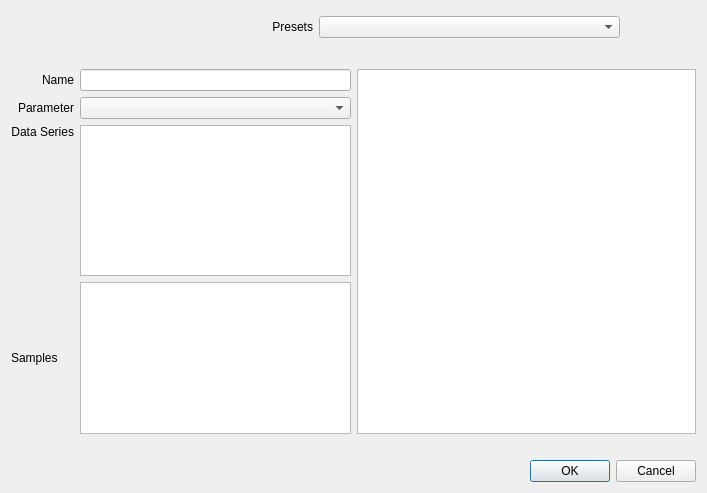
First picture: the form in gui/ui/compilation_configuration.ui, repository Belden-Montreal/SNP-Cable-Analyser, before the edit.
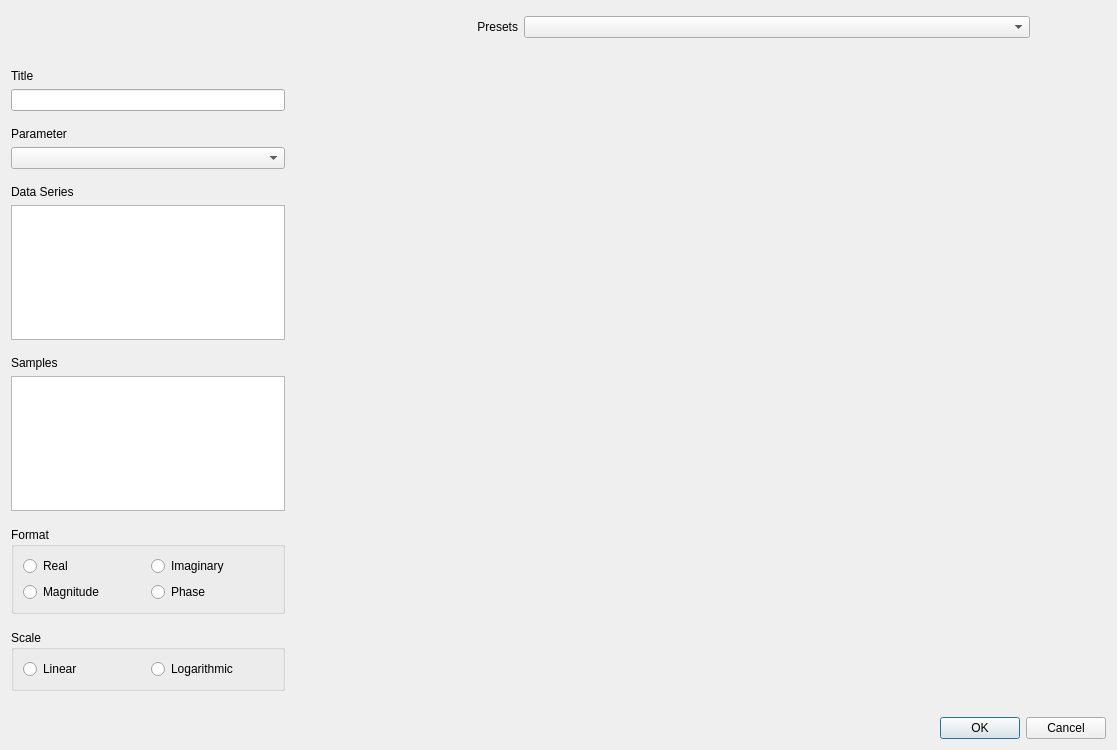
Second picture: the form after the edit. Icons and pictures are not drawn.

Commit message: Add compilation configuration dialog

```diff
--- a/gui/ui/compilation_configuration.ui
+++ b/gui/ui/compilation_configuration.ui
@@ -6,8 +6,8 @@
    <rect>
     <x>0</x>
     <y>0</y>
-    <width>707</width>
-    <height>493</height>
+    <width>1117</width>
+    <height>750</height>
    </rect>
   </property>
   <property name="windowTitle">
@@ -122,73 +122,324 @@
     </spacer>
    </item>
    <item>
-    <layout class="QHBoxLayout" name="mainHorizontalLayout">
-     <item>
-      <layout class="QGridLayout" name="configGridLayout">
+    <layout class="QGridLayout" name="mainGridLayout" columnstretch="1,3">
+     <item row="6" column="0">
+      <spacer name="verticalSpacer4">
+       <property name="orientation">
+        <enum>Qt::Vertical</enum>
+       </property>
+       <property name="sizeType">
+        <enum>QSizePolicy::Fixed</enum>
+       </property>
+       <property name="sizeHint" stdset="0">
+        <size>
+         <width>20</width>
+         <height>10</height>
+        </size>
+       </property>
+      </spacer>
+     </item>
+     <item row="3" column="0">
+      <spacer name="verticalSpacer3">
+       <property name="orientation">
+        <enum>Qt::Vertical</enum>
+       </property>
+       <property name="sizeType">
+        <enum>QSizePolicy::Fixed</enum>
+       </property>
+       <property name="sizeHint" stdset="0">
+        <size>
+         <width>20</width>
+         <height>10</height>
+        </size>
+       </property>
+      </spacer>
+     </item>
+     <item row="1" column="0">
+      <widget class="QLabel" name="titleLabel">
+       <property name="sizePolicy">
+        <sizepolicy hsizetype="Minimum" vsizetype="Preferred">
+         <horstretch>0</horstretch>
+         <verstretch>0</verstretch>
+        </sizepolicy>
+       </property>
+       <property name="text">
+        <string>Title</string>
+       </property>
+       <property name="alignment">
+        <set>Qt::AlignBottom|Qt::AlignLeading|Qt::AlignLeft</set>
+       </property>
+       <property name="margin">
+        <number>0</number>
+       </property>
+      </widget>
+     </item>
+     <item row="11" column="0">
+      <widget class="QListView" name="samplesListView">
+       <property name="sizePolicy">
+        <sizepolicy hsizetype="MinimumExpanding" vsizetype="Expanding">
+         <horstretch>0</horstretch>
+         <verstretch>0</verstretch>
+        </sizepolicy>
+       </property>
+       <property name="minimumSize">
+        <size>
+         <width>30</width>
+         <height>0</height>
+        </size>
+       </property>
+       <property name="baseSize">
+        <size>
+         <width>30</width>
+         <height>0</height>
+        </size>
+       </property>
+      </widget>
+     </item>
+     <item row="9" column="0">
+      <spacer name="verticalSpacer5">
+       <property name="orientation">
+        <enum>Qt::Vertical</enum>
+       </property>
+       <property name="sizeType">
+        <enum>QSizePolicy::Fixed</enum>
+       </property>
+       <property name="sizeHint" stdset="0">
+        <size>
+         <width>20</width>
+         <height>10</height>
+        </size>
+       </property>
+      </spacer>
+     </item>
+     <item row="7" column="0">
+      <widget class="QLabel" name="dataseriesLabel">
+       <property name="sizePolicy">
+        <sizepolicy hsizetype="Minimum" vsizetype="Preferred">
+         <horstretch>0</horstretch>
+         <verstretch>0</verstretch>
+        </sizepolicy>
+       </property>
+       <property name="text">
+        <string>Data Series</string>
+       </property>
+       <property name="alignment">
+        <set>Qt::AlignBottom|Qt::AlignLeading|Qt::AlignLeft</set>
+       </property>
+       <property name="margin">
+        <number>0</number>
+       </property>
+      </widget>
+     </item>
+     <item row="2" column="0">
+      <widget class="QLineEdit" name="titleLineEdit">
+       <property name="sizePolicy">
+        <sizepolicy hsizetype="MinimumExpanding" vsizetype="Fixed">
+         <horstretch>0</horstretch>
+         <verstretch>0</verstretch>
+        </sizepolicy>
+       </property>
+       <property name="minimumSize">
+        <size>
+         <width>30</width>
+         <height>0</height>
+        </size>
+       </property>
+       <property name="baseSize">
+        <size>
+         <width>30</width>
+         <height>0</height>
+        </size>
+       </property>
+      </widget>
+     </item>
+     <item row="8" column="0">
+      <widget class="QListView" name="dataseriesListView">
+       <property name="sizePolicy">
+        <sizepolicy hsizetype="MinimumExpanding" vsizetype="Expanding">
+         <horstretch>0</horstretch>
+         <verstretch>0</verstretch>
+        </sizepolicy>
+       </property>
+       <property name="minimumSize">
+        <size>
+         <width>30</width>
+         <height>0</height>
+        </size>
+       </property>
+       <property name="baseSize">
+        <size>
+         <width>30</width>
+         <height>0</height>
+        </size>
+       </property>
+      </widget>
+     </item>
+     <item row="14" column="0">
+      <spacer name="verticalSpacer7">
+       <property name="orientation">
+        <enum>Qt::Vertical</enum>
+       </property>
+       <property name="sizeType">
+        <enum>QSizePolicy::Fixed</enum>
+       </property>
+       <property name="sizeHint" stdset="0">
+        <size>
+         <width>20</width>
+         <height>10</height>
+        </size>
+       </property>
+      </spacer>
+     </item>
+     <item row="13" column="0">
+      <widget class="QGroupBox" name="formatGroupBox">
+       <property name="title">
+        <string>Format</string>
+       </property>
+       <layout class="QGridLayout" name="gridLayout">
+        <item row="0" column="0">
+         <widget class="QRadioButton" name="formatRealRadioButton">
+          <property name="text">
+           <string>Real</string>
+          </property>
+         </widget>
+        </item>
+        <item row="1" column="1">
+         <widget class="QRadioButton" name="formatPhaseRadioButton">
+          <property name="text">
+           <string>Phase</string>
+          </property>
+         </widget>
+        </item>
+        <item row="0" column="1">
+         <widget class="QRadioButton" name="formatImaginaryRadioButton">
+          <property name="text">
+           <string>Imaginary</string>
+          </property>
+         </widget>
+        </item>
+        <item row="1" column="0">
+         <widget class="QRadioButton" name="formatMagnitudeRadioButton">
+          <property name="text">
+           <string>Magnitude</string>
+          </property>
+         </widget>
+        </item>
+       </layout>
+      </widget>
+     </item>
+     <item row="10" column="0">
+      <widget class="QLabel" name="samplesLabel">
+       <property name="sizePolicy">
+        <sizepolicy hsizetype="Minimum" vsizetype="Preferred">
+         <horstretch>0</horstretch>
+         <verstretch>0</verstretch>
+        </sizepolicy>
+       </property>
+       <property name="text">
+        <string>Samples</string>
+       </property>
+       <property name="alignment">
+        <set>Qt::AlignBottom|Qt::AlignLeading|Qt::AlignLeft</set>
+       </property>
+       <property name="margin">
+        <number>0</number>
+       </property>
+      </widget>
+     </item>
+     <item row="4" column="0">
+      <widget class="QLabel" name="parameterLabel">
+       <property name="sizePolicy">
+        <sizepolicy hsizetype="Minimum" vsizetype="Preferred">
+         <horstretch>0</horstretch>
+         <verstretch>0</verstretch>
+        </sizepolicy>
+       </property>
+       <property name="text">
+        <string>Parameter</string>
+       </property>
+       <property name="alignment">
+        <set>Qt::AlignBottom|Qt::AlignLeading|Qt::AlignLeft</set>
+       </property>
+       <property name="margin">
+        <number>0</number>
+       </property>
+      </widget>
+     </item>
+     <item row="5" column="0">
+      <widget class="QComboBox" name="parameterComboBox">
+       <property name="sizePolicy">
+        <sizepolicy hsizetype="MinimumExpanding" vsizetype="Fixed">
+         <horstretch>0</horstretch>
+         <verstretch>0</verstretch>
+        </sizepolicy>
+       </property>
+       <property name="minimumSize">
+        <size>
+         <width>30</width>
+         <height>0</height>
+        </size>
+       </property>
+       <property name="baseSize">
+        <size>
+         <width>30</width>
+         <height>0</height>
+        </size>
+       </property>
+      </widget>
+     </item>
+     <item row="15" column="0">
+      <widget class="QGroupBox" name="scaleGroupBox">
+       <property name="title">
+        <string>Scale</string>
+       </property>
+       <layout class="QHBoxLayout" name="horizontalLayout">
+        <item>
+         <widget class="QRadioButton" name="scaleLinearRadioButton">
+          <property name="text">
+           <string>Linear</string>
+          </property>
+         </widget>
+        </item>
+        <item>
+         <widget class="QRadioButton" name="scaleLogarithmicRadioButton">
+          <property name="text">
+           <string>Logarithmic</string>
+          </property>
+         </widget>
+        </item>
+       </layout>
+      </widget>
+     </item>
+     <item row="12" column="0">
+      <spacer name="verticalSpacer6">
+       <property name="orientation">
+        <enum>Qt::Vertical</enum>
+       </property>
+       <property name="sizeType">
+        <enum>QSizePolicy::Fixed</enum>
+       </property>
+       <property name="sizeHint" stdset="0">
+        <size>
+         <width>20</width>
+         <height>10</height>
+        </size>
+       </property>
+      </spacer>
+     </item>
+     <item row="1" column="1" rowspan="15">
+      <layout class="QVBoxLayout" name="graphicVerticalLayout" stretch="">
        <property name="sizeConstraint">
-        <enum>QLayout::SetDefaultConstraint</enum>
+        <enum>QLayout::SetNoConstraint</enum>
        </property>
-       <item row="1" column="1">
-        <widget class="QComboBox" name="parameterComboBox"/>
-       </item>
-       <item row="1" column="0">
-        <widget class="QLabel" name="parameterLabel">
-         <property name="text">
-          <string>Parameter</string>
-         </property>
-         <property name="alignment">
-          <set>Qt::AlignRight|Qt::AlignTrailing|Qt::AlignVCenter</set>
-         </property>
-        </widget>
-       </item>
-       <item row="2" column="1">
-        <widget class="QListView" name="dataseriesListView"/>
-       </item>
-       <item row="0" column="0">
-        <widget class="QLabel" name="nameLabel">
-         <property name="text">
-          <string>Name</string>
-         </property>
-         <property name="alignment">
-          <set>Qt::AlignRight|Qt::AlignTrailing|Qt::AlignVCenter</set>
-         </property>
-        </widget>
-       </item>
-       <item row="2" column="0">
-        <widget class="QLabel" name="dataseriesLabel">
-         <property name="text">
-          <string>Data Series</string>
-         </property>
-         <property name="alignment">
-          <set>Qt::AlignRight|Qt::AlignTop|Qt::AlignTrailing</set>
-         </property>
-        </widget>
-       </item>
-       <item row="0" column="1">
-        <widget class="QLineEdit" name="nameLineEdit"/>
-       </item>
-       <item row="3" column="0">
-        <widget class="QLabel" name="samplesLabel">
-         <property name="text">
-          <string>Samples</string>
-         </property>
-        </widget>
-       </item>
-       <item row="3" column="1">
-        <widget class="QListView" name="samplesListView"/>
-       </item>
+       <property name="leftMargin">
+        <number>0</number>
+       </property>
+       <property name="rightMargin">
+        <number>0</number>
+       </property>
       </layout>
      </item>
-     <item>
-      <widget class="QGraphicsView" name="graphicView">
-       <property name="sizePolicy">
-        <sizepolicy hsizetype="Expanding" vsizetype="Expanding">
-         <horstretch>0</horstretch>
-         <verstretch>0</verstretch>
-        </sizepolicy>
-       </property>
-      </widget>
-     </item>
     </layout>
    </item>
    <item>
@@ -208,11 +459,27 @@
     </spacer>
    </item>
    <item>
-    <widget class="QDialogButtonBox" name="buttonBox">
-     <property name="standardButtons">
-      <set>QDialogButtonBox::Cancel|QDialogButtonBox::Ok</set>
-     </property>
-    </widget>
+    <layout class="QHBoxLayout" name="bottomHorizontalLayout">
+     <item>
+      <widget class="QLabel" name="graphicTextLabel">
+       <property name="font">
+        <font>
+         <pointsize>8</pointsize>
+        </font>
+       </property>
+       <property name="text">
+        <string/>
+       </property>
+      </widget>
+     </item>
+     <item>
+      <widget class="QDialogButtonBox" name="buttonBox">
+       <property name="standardButtons">
+        <set>QDialogButtonBox::Cancel|QDialogButtonBox::Ok</set>
+       </property>
+      </widget>
+     </item>
+    </layout>
    </item>
   </layout>
  </widget>
```
The commit also changes 3 other files.
